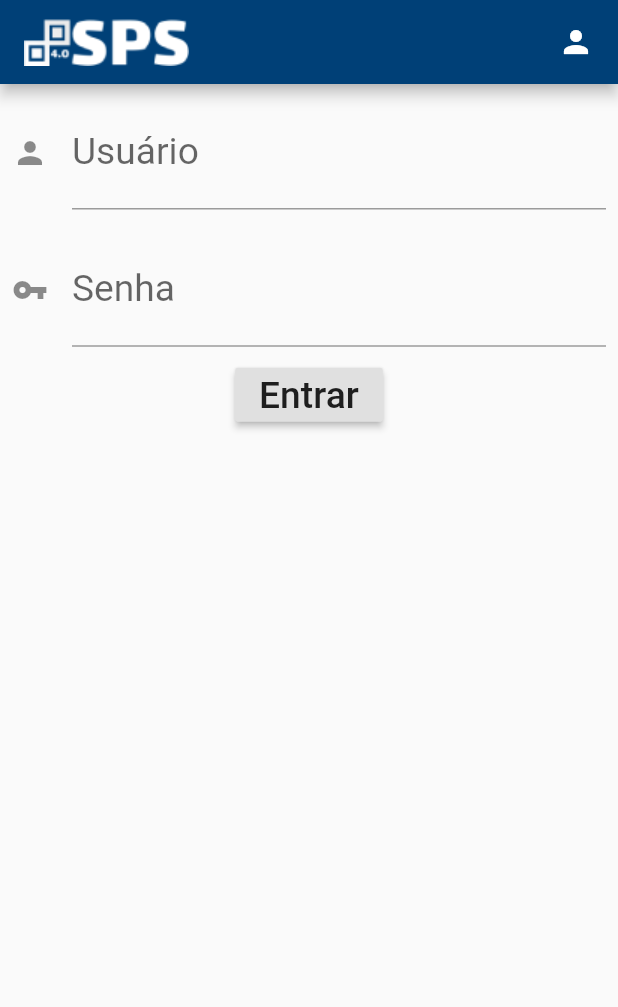
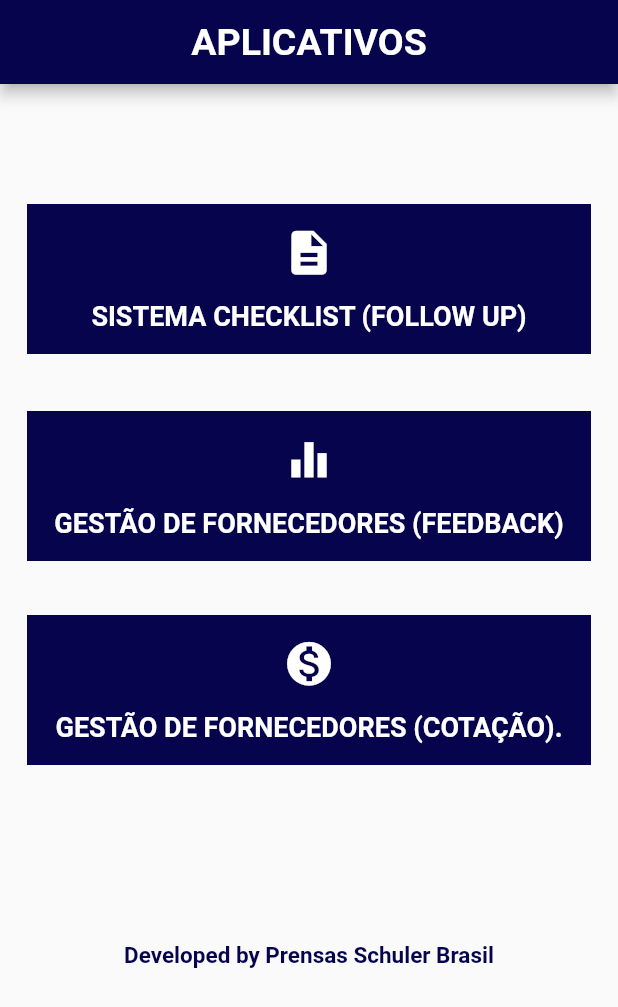
Before and after one commit to schulerpsb/sps, a Flutter app: the screen it shows after launch, on a phone screen of 412 x 824 dp. Shown: the top 1007 px of the screen. Run offline on Flutter 3.47's test engine with Material 2 defaults, Android fonts, the phone set to English and light mode, and no system bars; our stand-ins replace splashscreen, sqflite; missing offline and left inert: http_interceptor; accounts and stored records are empty.

Commit message:
Desenvolvimento 10/11/2020

```diff
--- a/lib/main.dart
+++ b/lib/main.dart
@@ -1,9 +1,11 @@
 import 'package:flutter/material.dart';
 import 'package:splashscreen/splashscreen.dart';
+import 'package:sps/screens/MenuPrincipal.dart';
 import 'package:sps/screens/sps_login_screen.dart';
 
 void main() {
-  runApp(Sps());
+  runApp(MenuPrincipal(),
+  );
 }
 
 class Sps extends StatelessWidget {
--- /dev/null
+++ b/lib/screens/MenuPrincipal.dart
@@ -0,0 +1,138 @@
+import 'package:flutter/material.dart';
+
+class MenuPrincipal extends StatelessWidget {
+  @override
+  Widget build(BuildContext context) {
+    return MaterialApp(
+        home: Scaffold(
+      appBar: AppBar(
+        backgroundColor: Color(0xff06044C),
+        title: Text(
+          'APLICATIVOS',
+          style: TextStyle(fontSize: 25.0, fontWeight: FontWeight.bold),
+        ),
+        centerTitle: true,
+      ),
+      body: Column(
+        mainAxisAlignment: MainAxisAlignment.start,
+        crossAxisAlignment: CrossAxisAlignment.start,
+        children: <Widget>[
+          Padding(
+            padding: const EdgeInsets.only(top:80,left:18,right:18, bottom: 20),
+            child: Container(
+              padding: EdgeInsets.all(15.0),
+              height: 100,
+              width: 500,
+              color: Color(0xff06044C),
+              child: Column(
+                mainAxisAlignment: MainAxisAlignment.spaceBetween,
+                crossAxisAlignment: CrossAxisAlignment.start,
+                children: <Widget>[
+                  Align(
+                      alignment: Alignment.center,
+                      child: Icon(Icons.description,
+                          color: Colors.white, size: 35.0)),
+                  Align(
+                    alignment: Alignment.center,
+                    child: Text(
+                      'SISTEMA CHECKLIST (FOLLOW UP)',
+                      style: TextStyle(
+                        color: Colors.white,
+                        fontSize: 18.0,
+                        fontWeight: FontWeight.bold,
+                      ),
+                    ),
+                  )
+                ],
+              ),
+            ),
+          ),
+
+          Padding(
+            padding: const EdgeInsets.all(18.0),
+            child: Container(
+              padding: EdgeInsets.all(15.0),
+              height: 100,
+              width: 500,
+              color: Color(0xff06044C),
+              child: Column(
+                mainAxisAlignment: MainAxisAlignment.spaceBetween,
+                crossAxisAlignment: CrossAxisAlignment.start,
+                children: <Widget>[
+                  Align(
+                      alignment: Alignment.center,
+                      child: Icon(Icons.equalizer,
+                          color: Colors.white, size: 35.0)),
+                  Align(
+                    alignment: Alignment.center,
+                    child: Text(
+                      'GESTÃO DE FORNECEDORES (FEEDBACK)',
+                      style: TextStyle(
+                        color: Colors.white,
+                        fontSize: 18.0,
+                        fontWeight: FontWeight.bold,
+                      ),
+                    ),
+                  )
+                ],
+              ),
+            ),
+          ),
+
+          Padding(
+            padding: const EdgeInsets.all(18.0),
+            child: Container(
+              padding: EdgeInsets.all(15.0),
+              height: 100,
+              width: 500,
+              color: Color(0xff06044C),
+              child: Column(
+                mainAxisAlignment: MainAxisAlignment.spaceBetween,
+                crossAxisAlignment: CrossAxisAlignment.start,
+                children: <Widget>[
+                  Align(
+                      alignment: Alignment.center,
+                      child: Icon(Icons.monetization_on,
+                          color: Colors.white, size: 35.0)),
+                  Align(
+                    alignment: Alignment.center,
+                    child: Text(
+                      'GESTÃO DE FORNECEDORES (COTAÇÃO).',
+                      style: TextStyle(
+                        color: Colors.white,
+                        fontSize: 18.0,
+                        fontWeight: FontWeight.bold,
+                      ),
+                    ),
+                  )
+                ],
+              ),
+            ),
+          ),
+
+          Padding(
+            padding: const EdgeInsets.only(top:100,left:18,right:18, bottom: 0),
+            child: Column(
+                mainAxisAlignment: MainAxisAlignment.start,
+                crossAxisAlignment: CrossAxisAlignment.start,
+                children: <Widget>[
+                  Align(
+                    alignment: Alignment.bottomCenter ,
+                    child: Text(
+                      'Developed by Prensas Schuler Brasil',
+                      style: TextStyle(
+                        color: Color(0xff06044C),
+                        fontSize: 15.0,
+                        fontWeight: FontWeight.bold,
+                      ),
+                    ),
+                  )
+                ],
+              ),
+            ),
+
+        ],
+      ),
+    ));
+  }
+}
```
